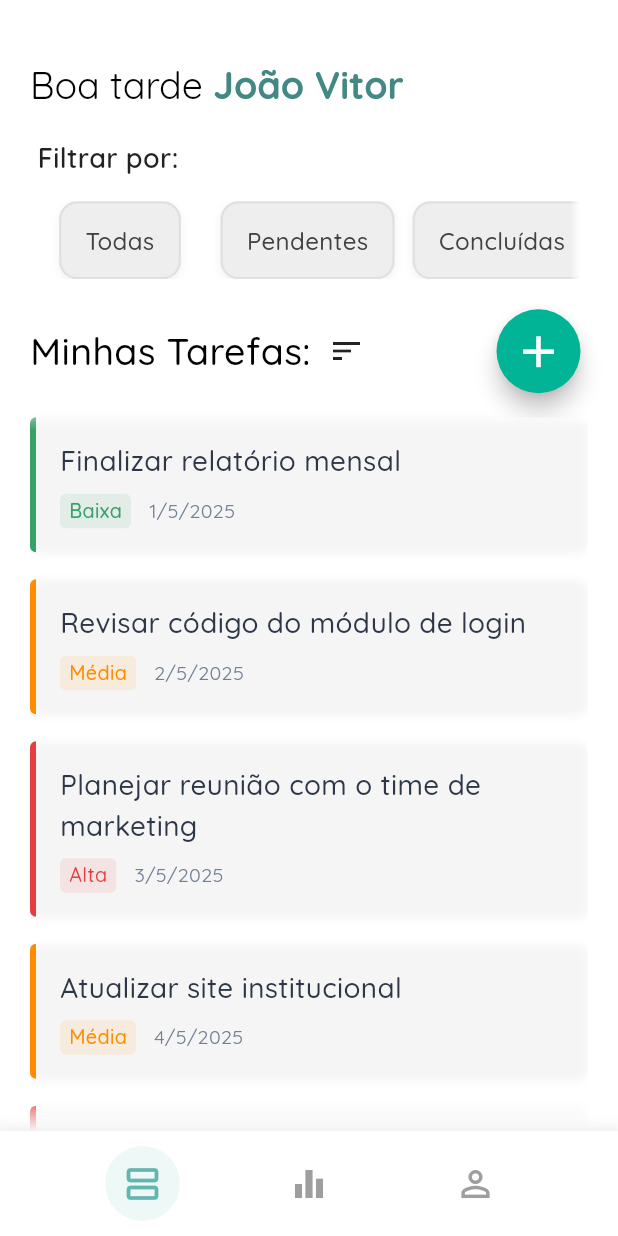
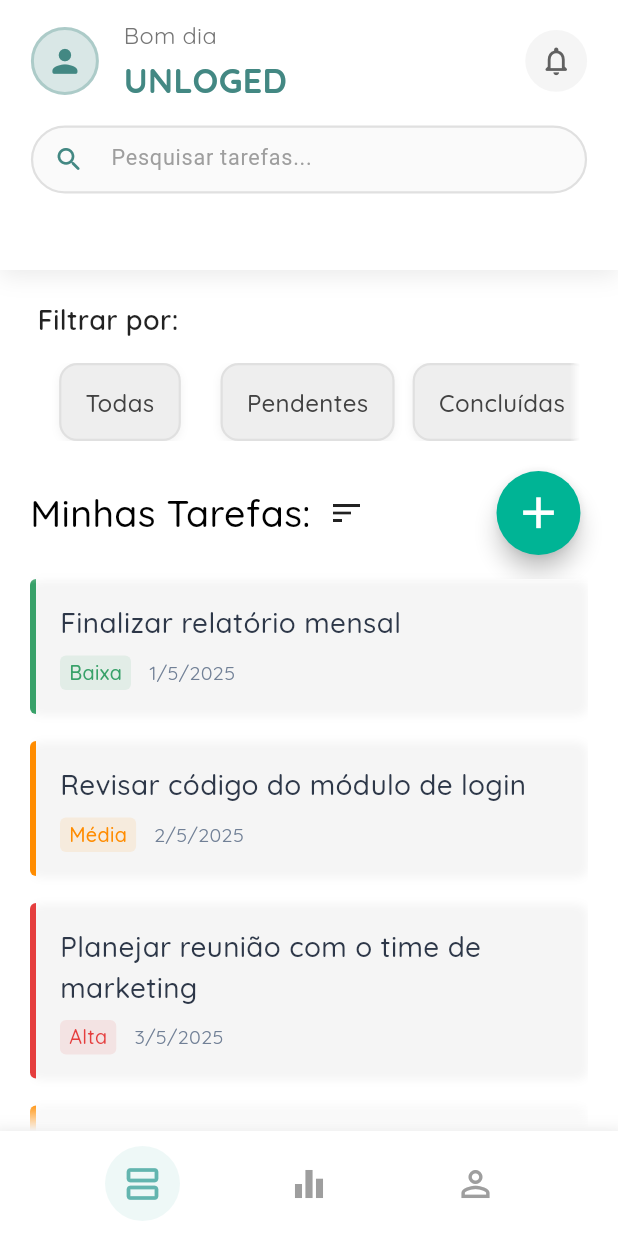
Before and after one commit to FirmianoGit/To-do-tasks-mobile-flutter, a Flutter app: the TasksScreen screen opened by its route, on a phone screen of 412 x 824 dp. Run offline on Flutter 3.47's test engine with Material 3 defaults, Android fonts, the phone set to English and light mode, and no system bars; our stand-ins replace dio, freezed_annotation, go_router, loading_animation_widget, quickalert, shared_preferences; accounts and stored records are empty.

Commit message:
feat(App top widget):  Popup menus
- Feita a adição dos popup menus ao interagir com os botões de notificação e de usuário;
- Feita a remoção do botão de pesquisar, agora a barra fica sempre em exibição

```diff
--- a/financy/lib/data/repositories/auth/auth_repository.dart
+++ b/financy/lib/data/repositories/auth/auth_repository.dart
@@ -140,7 +140,7 @@ class AuthRepository extends IAuthRepository {
       rethrow;
     } catch (e, stack) {
       print('Erro inesperado ao registrar usuário: $e\n$stack');
-      throw ErroDesconhecidoException('Erro inesperado ao registrar usuário.');
+      throw ErroDesconhecidoException('Erro inesperado ao registrar usuário: $e\n$stack');
     }
   }
 
--- a/financy/lib/data/services/api/api_client.dart
+++ b/financy/lib/data/services/api/api_client.dart
@@ -14,7 +14,7 @@ class ApiClient {
   /// Construtor privado
   ApiClient._internal() {
     _dio = Dio(BaseOptions(
-      baseUrl: 'http://192.168.100.50:3000', //'http://10.0.1.64:3000',// // Mantenha a porta se necessário
+      baseUrl: 'http://192.168.100.50:3001', //'http://10.0.1.64:3000',// // Mantenha a porta se necessário
       connectTimeout: const Duration(seconds: 10),
       receiveTimeout: const Duration(seconds: 10),
     ));
--- a/financy/lib/ui/LoginView/view_model/login_view_model.dart
+++ b/financy/lib/ui/LoginView/view_model/login_view_model.dart
@@ -43,7 +43,7 @@ class LoginViewModel extends ChangeNotifier {
     _setErrorMessage(null);
 
     try {
-      final user = await _authRepository.login(email: email, senha: senha);
+      await _authRepository.login(email: email, senha: senha);
       notifyListeners();
       return true;
     } on UnauthorizedException {
--- a/financy/lib/ui/TasksView/tasks_screen.dart
+++ b/financy/lib/ui/TasksView/tasks_screen.dart
@@ -1,8 +1,7 @@
 import 'package:financy_app/ui/TasksView/widget/Tastks_filter/filter_row.dart';
 import 'package:financy_app/ui/TasksView/widget/task_list/task_list.dart';
-import 'package:financy_app/ui/TasksView/widget/tasks_completed_widget.dart';
 import 'package:financy_app/ui/TasksView/widget/tasks_header.dart';
-import 'package:financy_app/ui/TasksView/widget/tasks_screen_top.dart';
+import 'package:financy_app/ui/core/shared/CustomAppBar/tasks_screen_top.dart';
 import 'package:financy_app/ui/core/theme/app_colors.dart';
 import 'package:flutter/material.dart';
 
@@ -24,18 +23,15 @@ class TasksScreen extends StatelessWidget {
 
   @override
   Widget build(BuildContext context) {
-    // Obtém dimensões da tela para responsividade
-    final screenWidth = MediaQuery.of(context).size.width;
-    final screenHeight = MediaQuery.of(context).size.height;
 
     return Scaffold(
       backgroundColor: AppColors.white,
+      // Topo da tela com saudação ou informações do usuário
+      appBar: ImprovedTasksScreenTop(),
       body: Padding(
         padding: const EdgeInsets.symmetric(horizontal: 20),
         child: Column(
           children: [
-            // Topo da tela com saudação ou informações do usuário
-            TasksScreentop(screenHeight: screenHeight),
             // Widget de progresso de tarefas completas
             // TasksCompletedWidget(
             //   screenHeight: screenHeight,
--- a/financy/lib/ui/TasksView/widget/tasks_screen_top.dart
+++ b/financy/lib/ui/TasksView/widget/tasks_screen_top.dart
@@ -2,24 +2,22 @@ import 'package:financy_app/ui/core/theme/app_colors.dart';
 import 'package:financy_app/ui/core/theme/app_text_styles.dart';
 import 'package:flutter/material.dart';
 
-class TasksScreentop extends StatelessWidget {
+class TasksScreentop extends StatelessWidget implements PreferredSizeWidget {
   const TasksScreentop({
     super.key,
     required this.screenHeight,
   });
 
   final double screenHeight;
-//TODO: mudar o nome do usuário para o nome do usuário logado
+
+  // TODO: mudar o nome do usuário para o nome do usuário logado
   @override
   Widget build(BuildContext context) {
-    return Align(
-      alignment: Alignment.topLeft,
-      child: Padding(
-        padding: EdgeInsets.only(
-          top: screenHeight * 0.05,
-          left: 0,
-        ),
-        child: RichText(
+    return AppBar(
+      backgroundColor: Colors.grey.shade100,
+      elevation: 5,
+      automaticallyImplyLeading: false,
+      title: RichText(
         text: TextSpan(
           children: [
             TextSpan(
@@ -39,7 +37,12 @@ class TasksScreentop extends StatelessWidget {
           ],
         ),
       ),
-      ),
+      centerTitle: false,
+      toolbarHeight: screenHeight * 0.12,
+      // Você pode ajustar a altura conforme necessário
     );
   }
+
+  @override
+  Size get preferredSize => Size.fromHeight(screenHeight * 0.12);
 }
--- /dev/null
+++ b/financy/lib/ui/core/shared/CustomAppBar/tasks_screen_top.dart
@@ -0,0 +1,488 @@
+import 'package:financy_app/ui/core/shared/CustomAppBar/widgets/notification_item.dart';
+import 'package:financy_app/ui/core/theme/app_colors.dart';
+import 'package:financy_app/ui/core/theme/app_text_styles.dart';
+import 'package:flutter/material.dart';
+
+/// AppTopBar responsiva com barra de pesquisa sempre visível
+class ImprovedTasksScreenTop extends StatefulWidget implements PreferredSizeWidget {
+  const ImprovedTasksScreenTop({
+    super.key,
+    this.userName = 'UNLOGED',
+    this.notificationCount = 0,
+    this.onNotificationTap,
+    this.onProfileTap,
+    this.onSearchChanged,
+    this.onLogout,
+    this.onViewProfile,
+    this.onSettings,
+    this.notifications = const [],
+  });
+
+  final String userName;
+  final int notificationCount;
+  final VoidCallback? onNotificationTap;
+  final VoidCallback? onProfileTap;
+  final ValueChanged<String>? onSearchChanged;
+  final VoidCallback? onLogout;
+  final VoidCallback? onViewProfile;
+  final VoidCallback? onSettings;
+  final List<NotificationItem> notifications;
+
+  @override
+  State<ImprovedTasksScreenTop> createState() => _ImprovedTasksScreenTopState();
+
+  @override
+  Size get preferredSize {
+    // Altura responsiva: 18% da altura da tela
+    return const Size.fromHeight(180);
+  }
+}
+
+class _ImprovedTasksScreenTopState extends State<ImprovedTasksScreenTop> {
+  final TextEditingController _searchController = TextEditingController();
+  final FocusNode _searchFocusNode = FocusNode();
+
+  @override
+  void initState() {
+    super.initState();
+    _searchController.addListener(() {
+      setState(() {}); // Atualiza UI quando o texto muda
+    });
+  }
+
+  @override
+  void dispose() {
+    _searchController.dispose();
+    _searchFocusNode.dispose();
+    super.dispose();
+  }
+
+  String _getGreeting() {
+    final hour = DateTime.now().hour;
+    if (hour < 12) {
+      return 'Bom dia';
+    } else if (hour < 18) {
+      return 'Boa tarde';
+    } else {
+      return 'Boa noite';
+    }
+  }
+
+  void _showProfileMenu(BuildContext context) {
+    final RenderBox button = context.findRenderObject() as RenderBox;
+    final RenderBox overlay = Overlay.of(context).context.findRenderObject() as RenderBox;
+    final RelativeRect position = RelativeRect.fromRect(
+      Rect.fromPoints(
+        button.localToGlobal(button.size.bottomLeft(Offset.zero), ancestor: overlay),
+        button.localToGlobal(button.size.bottomRight(Offset.zero), ancestor: overlay),
+      ),
+      Offset.zero & overlay.size,
+    );
+
+    showMenu<String>(
+      context: context,
+      position: position,
+      shape: RoundedRectangleBorder(
+        borderRadius: BorderRadius.circular(12),
+      ),
+      elevation: 8,
+      items: [
+        PopupMenuItem<String>(
+          value: 'profile',
+          child: Row(
+            children: [
+              Icon(Icons.person_outline, size: 20, color: Colors.grey.shade700),
+              const SizedBox(width: 12),
+              const Text('Ver Perfil'),
+            ],
+          ),
+        ),
+        PopupMenuItem<String>(
+          value: 'settings',
+          child: Row(
+            children: [
+              Icon(Icons.settings_outlined, size: 20, color: Colors.grey.shade700),
+              const SizedBox(width: 12),
+              const Text('Configurações'),
+            ],
+          ),
+        ),
+        const PopupMenuDivider(),
+        PopupMenuItem<String>(
+          value: 'logout',
+          child: Row(
+            children: [
+              Icon(Icons.logout, size: 20, color: Colors.red.shade600),
+              const SizedBox(width: 12),
+              Text('Sair', style: TextStyle(color: Colors.red.shade600)),
+            ],
+          ),
+        ),
+      ],
+    ).then((value) {
+      if (value != null) {
+        switch (value) {
+          case 'profile':
+            widget.onViewProfile?.call();
+            break;
+          case 'settings':
+            widget.onSettings?.call();
+            break;
+          case 'logout':
+            widget.onLogout?.call();
+            break;
+        }
+      }
+    });
+  }
+
+  void _showNotificationsMenu(BuildContext context) {
+    final RenderBox button = context.findRenderObject() as RenderBox;
+    final RenderBox overlay = Overlay.of(context).context.findRenderObject() as RenderBox;
+    final RelativeRect position = RelativeRect.fromRect(
+      Rect.fromPoints(
+        button.localToGlobal(button.size.bottomLeft(Offset.zero), ancestor: overlay),
+        button.localToGlobal(button.size.bottomRight(Offset.zero), ancestor: overlay),
+      ),
+      Offset.zero & overlay.size,
+    );
+
+    showMenu<int>(
+      context: context,
+      position: position,
+      shape: RoundedRectangleBorder(
+        borderRadius: BorderRadius.circular(12),
+      ),
+      elevation: 8,
+      constraints: const BoxConstraints(
+        maxWidth: 320,
+        maxHeight: 400,
+      ),
+      items: [
+        PopupMenuItem<int>(
+          enabled: false,
+          child: Padding(
+            padding: const EdgeInsets.symmetric(vertical: 8),
+            child: Text(
+              'Notificações',
+              style: AppTextStyles.bigText.copyWith(
+                fontSize: 18,
+                fontWeight: FontWeight.w600,
+              ),
+            ),
+          ),
+        ),
+        const PopupMenuDivider(),
+        if (widget.notifications.isEmpty)
+          PopupMenuItem<int>(
+            enabled: false,
+            child: Padding(
+              padding: const EdgeInsets.symmetric(vertical: 20),
+              child: Center(
+                child: Column(
+                  children: [
+                    Icon(
+                      Icons.notifications_off_outlined,
+                      size: 48,
+                      color: Colors.grey.shade400,
+                    ),
+                    const SizedBox(height: 8),
+                    Text(
+                      'Nenhuma notificação',
+                      style: TextStyle(
+                        color: Colors.grey.shade600,
+                        fontSize: 14,
+                      ),
+                    ),
+                  ],
+                ),
+              ),
+            ),
+          )
+        else
+          ...widget.notifications.asMap().entries.map((entry) {
+            final index = entry.key;
+            final notification = entry.value;
+            return PopupMenuItem<int>(
+              value: index,
+              child: Container(
+                padding: const EdgeInsets.symmetric(vertical: 8),
+                child: Row(
+                  crossAxisAlignment: CrossAxisAlignment.start,
+                  children: [
+                    Container(
+                      width: 40,
+                      height: 40,
+                      decoration: BoxDecoration(
+                        color: notification.color.withValues(alpha: 0.1),
+                        borderRadius: BorderRadius.circular(20),
+                      ),
+                      child: Icon(
+                        notification.icon,
+                        color: notification.color,
+                        size: 20,
+                      ),
+                    ),
+                    const SizedBox(width: 12),
+                    Expanded(
+                      child: Column(
+                        crossAxisAlignment: CrossAxisAlignment.start,
+                        children: [
+                          Text(
+                            notification.title,
+                            style: const TextStyle(
+                              fontWeight: FontWeight.w600,
+                              fontSize: 14,
+                            ),
+                            maxLines: 1,
+                            overflow: TextOverflow.ellipsis,
+                          ),
+                          const SizedBox(height: 4),
+                          Text(
+                            notification.message,
+                            style: TextStyle(
+                              fontSize: 12,
+                              color: Colors.grey.shade600,
+                            ),
+                            maxLines: 2,
+                            overflow: TextOverflow.ellipsis,
+                          ),
+                          const SizedBox(height: 4),
+                          Text(
+                            notification.time,
+                            style: TextStyle(
+                              fontSize: 11,
+                              color: Colors.grey.shade500,
+                            ),
+                          ),
+                        ],
+                      ),
+                    ),
+                  ],
+                ),
+              ),
+            );
+          }),
+      ],
+    ).then((index) {
+      if (index != null && index < widget.notifications.length) {
+        widget.notifications[index].onTap?.call();
+      }
+    });
+  }
+
+  @override
+  Widget build(BuildContext context) {
+    final screenHeight = MediaQuery.of(context).size.height;
+    final screenWidth = MediaQuery.of(context).size.width;
+
+    // Proporções responsivas
+    final horizontalPadding = screenWidth * 0.05; // 5% da largura
+    final avatarSize = screenWidth * 0.11; // 11% da largura (máx 50px)
+    final iconButtonSize = screenWidth * 0.10; // 10% da largura (máx 44px)
+    final greetingFontSize = screenWidth * 0.038; // 3.8% da largura
+    final nameFontSize = screenWidth * 0.055; // 5.5% da largura
+
+    return AppBar(
+      backgroundColor: Colors.white,
+      elevation: 0,
+      automaticallyImplyLeading: false,
+      toolbarHeight: screenHeight * 0.18, // 18% da altura da tela
+      flexibleSpace: Container(
+        decoration: BoxDecoration(
+          color: Colors.white,
+          boxShadow: [
+            BoxShadow(
+              color: Colors.black.withValues(alpha: 0.08),
+              blurRadius: 12,
+              offset: const Offset(0, 4),
+            ),
+          ],
+        ),
+        child: SafeArea(
+          child: Padding(
+            padding: EdgeInsets.symmetric(
+              horizontal: horizontalPadding.clamp(16.0, 24.0),
+              vertical: screenHeight * 0.015,
+            ),
+            child: Column(
+              crossAxisAlignment: CrossAxisAlignment.start,
+              children: [
+                // Header principal com saudação e ações
+                Row(
+                  children: [
+                    // Avatar do usuário
+                    Builder(
+                      builder: (context) => Container(
+                        width: avatarSize.clamp(40.0, 50.0),
+                        height: avatarSize.clamp(40.0, 50.0),
+                        decoration: BoxDecoration(
+                          color: AppColors.greenLightTwo.withValues(alpha: 0.2),
+                          borderRadius: BorderRadius.circular(avatarSize.clamp(40.0, 50.0) / 2),
+                          border: Border.all(
+                            color: AppColors.greenLightTwo.withValues(alpha: 0.3),
+                            width: 2,
+                          ),
+                        ),
+                        child: IconButton(
+                          onPressed: () => _showProfileMenu(context),
+                          icon: Icon(
+                            Icons.person_rounded,
+                            color: AppColors.greenLightTwo,
+                            size: (avatarSize * 0.55).clamp(20.0, 28.0),
+                          ),
+                          padding: EdgeInsets.zero,
+                        ),
+                      ),
+                    ),
+
+                    SizedBox(width: screenWidth * 0.04),
+
+                    // Saudação e nome do usuário
+                    Expanded(
+                      child: Column(
+                        crossAxisAlignment: CrossAxisAlignment.start,
+                        children: [
+                          Text(
+                            _getGreeting(),
+                            style: AppTextStyles.thinText.copyWith(
+                              fontSize: greetingFontSize.clamp(14.0, 18.0),
+                              color: Colors.grey.shade600,
+                              fontWeight: FontWeight.w400,
+                            ),
+                          ),
+                          SizedBox(height: screenHeight * 0.003),
+                          Text(
+                            widget.userName,
+                            style: AppTextStyles.bigText.copyWith(
+                              fontSize: nameFontSize.clamp(18.0, 24.0),
+                              color: AppColors.greenLightTwo,
+                              fontWeight: FontWeight.w700,
+                            ),
+                            overflow: TextOverflow.ellipsis,
+                          ),
+                        ],
+                      ),
+                    ),
+
+                    // Botão de notificações com badge
+                    Builder(
+                      builder: (context) => Stack(
+                        children: [
+                          Container(
+                            width: iconButtonSize.clamp(38.0, 44.0),
+                            height: iconButtonSize.clamp(38.0, 44.0),
+                            decoration: BoxDecoration(
+                              color: Colors.grey.shade100,
+                              borderRadius: BorderRadius.circular(iconButtonSize.clamp(38.0, 44.0) / 2),
+                            ),
+                            child: IconButton(
+                              onPressed: () => _showNotificationsMenu(context),
+                              icon: Icon(
+                                Icons.notifications_none_rounded,
+                                color: Colors.grey.shade700,
+                                size: (iconButtonSize * 0.55).clamp(20.0, 24.0),
+                              ),
+                              padding: EdgeInsets.zero,
+                            ),
+                          ),
+
+                          // Badge de notificação
+                          if (widget.notificationCount > 0)
+                            Positioned(
+                              right: iconButtonSize * 0.12,
+                              top: iconButtonSize * 0.12,
+                              child: Container(
+                                padding: EdgeInsets.all(screenWidth * 0.008),
+                                decoration: BoxDecoration(
+                                  color: Colors.red.shade500,
+                                  borderRadius: BorderRadius.circular(10),
+                                ),
+                                constraints: BoxConstraints(
+                                  minWidth: screenWidth * 0.045,
+                                  minHeight: screenWidth * 0.045,
+                                ),
+                                child: Text(
+                                  widget.notificationCount > 99
+                                    ? '99+'
+                                    : widget.notificationCount.toString(),
+                                  style: TextStyle(
+                                    color: Colors.white,
+                                    fontSize: (screenWidth * 0.025).clamp(9.0, 11.0),
+                                    fontWeight: FontWeight.w600,
+                                  ),
+                                  textAlign: TextAlign.center,
+                                ),
+                              ),
+                            ),
+                        ],
+                      ),
+                    ),
+                  ],
+                ),
+
+                SizedBox(height: screenHeight * 0.018),
+
+                // Barra de pesquisa sempre visível
+                Container(
+                  height: screenHeight * 0.055, // 5.5% da altura
+                  decoration: BoxDecoration(
+                    color: Colors.grey.shade50,
+                    borderRadius: BorderRadius.circular((screenHeight * 0.055) / 2),
+                    border: Border.all(
+                      color: _searchFocusNode.hasFocus
+                        ? AppColors.greenLightTwo.withValues(alpha: 0.5)
+                        : Colors.grey.shade300,
+                      width: 1.5,
+                    ),
+                  ),
+                  child: TextField(
+                    controller: _searchController,
+                    focusNode: _searchFocusNode,
+                    onChanged: widget.onSearchChanged,
+                    decoration: InputDecoration(
+                      hintText: 'Pesquisar tarefas...',
+                      hintStyle: TextStyle(
+                        color: Colors.grey.shade500,
+                        fontSize: (screenWidth * 0.035).clamp(12.0, 15.0),
+                      ),
+                      prefixIcon: Icon(
+                        Icons.search_rounded,
+                        color: AppColors.greenLightTwo,
+                        size: (screenWidth * 0.05).clamp(18.0, 22.0),
+                      ),
+                      suffixIcon: _searchController.text.isNotEmpty
+                        ? IconButton(
+                            icon: Icon(
+                              Icons.clear_rounded,
+                              color: Colors.grey.shade500,
+                              size: (screenWidth * 0.045).clamp(18.0, 20.0),
+                            ),
+                            onPressed: () {
+                              _searchController.clear();
+                              if (widget.onSearchChanged != null) {
+                                widget.onSearchChanged!('');
+                              }
+                            },
+                          )
+                        : null,
+                      border: InputBorder.none,
+                      contentPadding: EdgeInsets.symmetric(
+                        horizontal: screenWidth * 0.04,
+                        vertical: screenHeight * 0.015,
+                      ),
+                    ),
+                    style: TextStyle(
+                      fontSize: (screenWidth * 0.035).clamp(12.0, 15.0),
+                      color: Colors.black87,
+                    ),
+                  ),
+                ),
+              ],
+            ),
+          ),
+        ),
+      ),
+    );
+  }
+}
--- /dev/null
+++ b/financy/lib/ui/core/shared/CustomAppBar/widgets/notification_item.dart
@@ -0,0 +1,20 @@
+import 'package:flutter/material.dart';
+
+// Modelo para notificações
+class NotificationItem {
+  final String title;
+  final String message;
+  final String time;
+  final IconData icon;
+  final Color color;
+  final VoidCallback? onTap;
+
+  NotificationItem({
+    required this.title,
+    required this.message,
+    required this.time,
+    this.icon = Icons.notifications_active,
+    this.color = Colors.blue,
+    this.onTap,
+  });
+}
```
Lines whose indentation alone changed are shown as unchanged.
